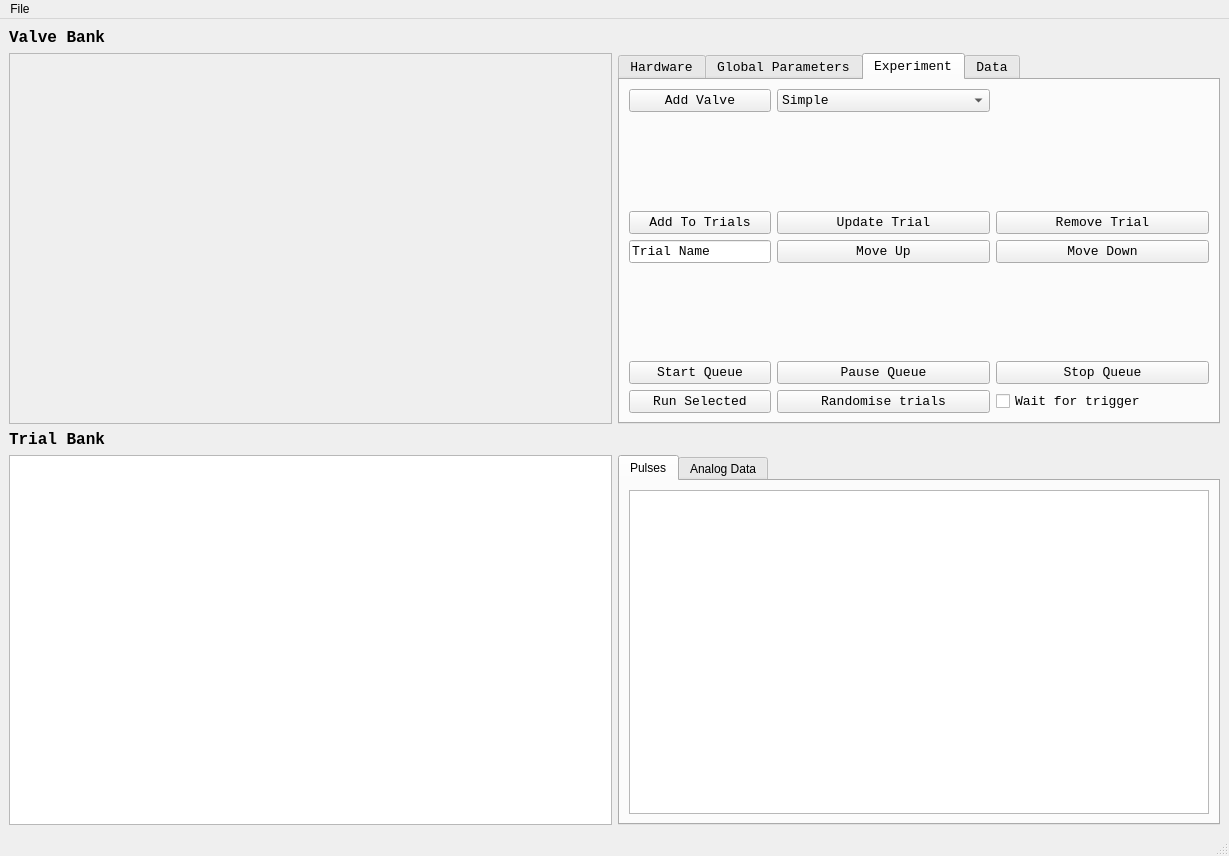
This is UI/PulseBoyUI_v2.ui in tobiasackels/PulseBoy as Qt 5 draws it before an edit. The edited form follows.
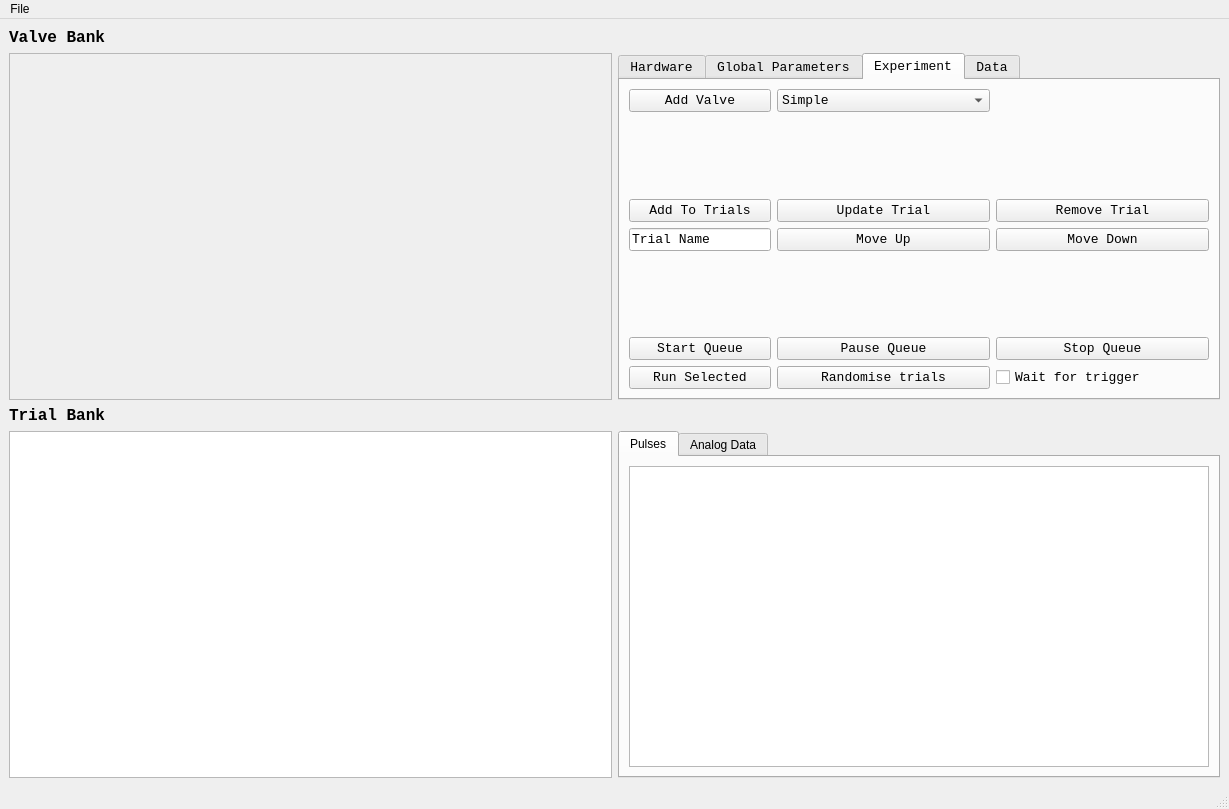
This is the edited form. Custom widgets are drawn as their Qt base class.

```diff
--- a/UI/PulseBoyUI_v2.ui
+++ b/UI/PulseBoyUI_v2.ui
@@ -7,7 +7,7 @@
     <x>0</x>
     <y>0</y>
     <width>1229</width>
-    <height>856</height>
+    <height>809</height>
    </rect>
   </property>
   <property name="windowTitle">
```
Left out of the diff: 144 changed lines with no effect on the pictures.
